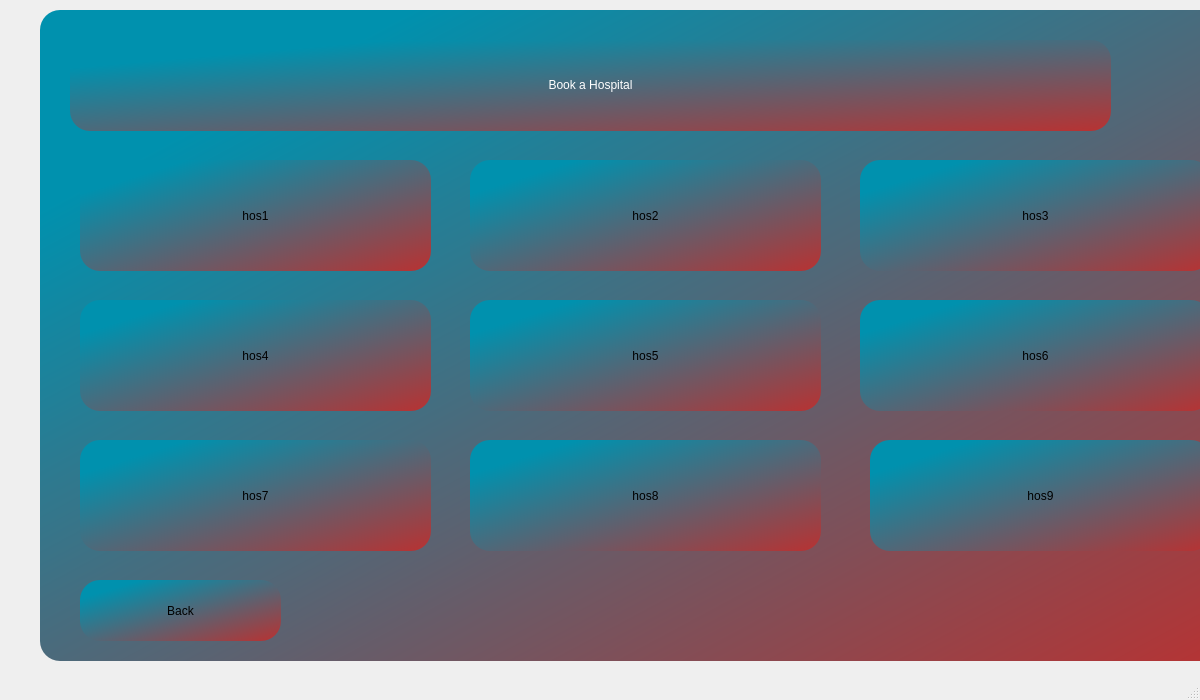
Above: CoviCURE/Forms/Hospital/hospitals.ui from ayush-regmi/CoviCURE before the change. Below: the same form after it.
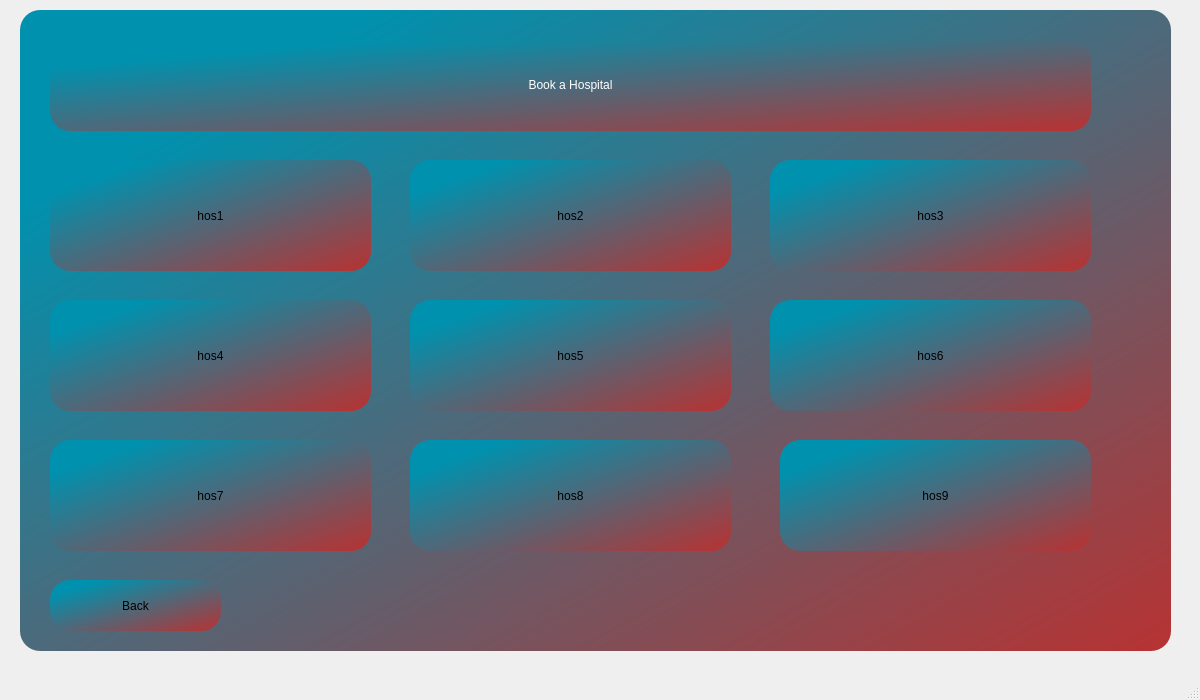
That is the form after the change.

```diff
--- a/CoviCURE/Forms/Hospital/hospitals.ui
+++ b/CoviCURE/Forms/Hospital/hospitals.ui
@@ -17,10 +17,10 @@
    <widget class="QGroupBox" name="groupBox">
     <property name="geometry">
      <rect>
-      <x>40</x>
+      <x>20</x>
       <y>10</y>
-      <width>1211</width>
-      <height>651</height>
+      <width>1151</width>
+      <height>641</height>
      </rect>
     </property>
     <property name="styleSheet">
@@ -30,9 +30,9 @@
     <widget class="QPushButton" name="hos1">
      <property name="geometry">
       <rect>
-       <x>40</x>
+       <x>30</x>
        <y>150</y>
-       <width>351</width>
+       <width>321</width>
        <height>111</height>
       </rect>
      </property>
@@ -49,9 +49,9 @@
     <widget class="QPushButton" name="hos2">
      <property name="geometry">
       <rect>
-       <x>430</x>
+       <x>390</x>
        <y>150</y>
-       <width>351</width>
+       <width>321</width>
        <height>111</height>
       </rect>
      </property>
@@ -68,9 +68,9 @@
     <widget class="QPushButton" name="hos3">
      <property name="geometry">
       <rect>
-       <x>820</x>
+       <x>750</x>
        <y>150</y>
-       <width>351</width>
+       <width>321</width>
        <height>111</height>
       </rect>
      </property>
@@ -87,9 +87,9 @@
     <widget class="QPushButton" name="hos9">
      <property name="geometry">
       <rect>
-       <x>830</x>
+       <x>760</x>
        <y>430</y>
-       <width>341</width>
+       <width>311</width>
        <height>111</height>
       </rect>
      </property>
@@ -106,9 +106,9 @@
     <widget class="QPushButton" name="hos4">
      <property name="geometry">
       <rect>
-       <x>40</x>
+       <x>30</x>
        <y>290</y>
-       <width>351</width>
+       <width>321</width>
        <height>111</height>
       </rect>
      </property>
@@ -125,9 +125,9 @@
     <widget class="QPushButton" name="hos6">
      <property name="geometry">
       <rect>
-       <x>820</x>
+       <x>750</x>
        <y>290</y>
-       <width>351</width>
+       <width>321</width>
        <height>111</height>
       </rect>
      </property>
@@ -144,9 +144,9 @@
     <widget class="QPushButton" name="hos5">
      <property name="geometry">
       <rect>
-       <x>430</x>
+       <x>390</x>
        <y>290</y>
-       <width>351</width>
+       <width>321</width>
        <height>111</height>
       </rect>
      </property>
@@ -163,9 +163,9 @@
     <widget class="QPushButton" name="hos7">
      <property name="geometry">
       <rect>
-       <x>40</x>
+       <x>30</x>
        <y>430</y>
-       <width>351</width>
+       <width>321</width>
        <height>111</height>
       </rect>
      </property>
@@ -182,9 +182,9 @@
     <widget class="QPushButton" name="hos8">
      <property name="geometry">
       <rect>
-       <x>430</x>
+       <x>390</x>
        <y>430</y>
-       <width>351</width>
+       <width>321</width>
        <height>111</height>
       </rect>
      </property>
@@ -221,10 +221,10 @@
     <widget class="QPushButton" name="back">
      <property name="geometry">
       <rect>
-       <x>40</x>
+       <x>30</x>
        <y>570</y>
-       <width>201</width>
-       <height>61</height>
+       <width>171</width>
+       <height>51</height>
       </rect>
      </property>
      <property name="text">
```
